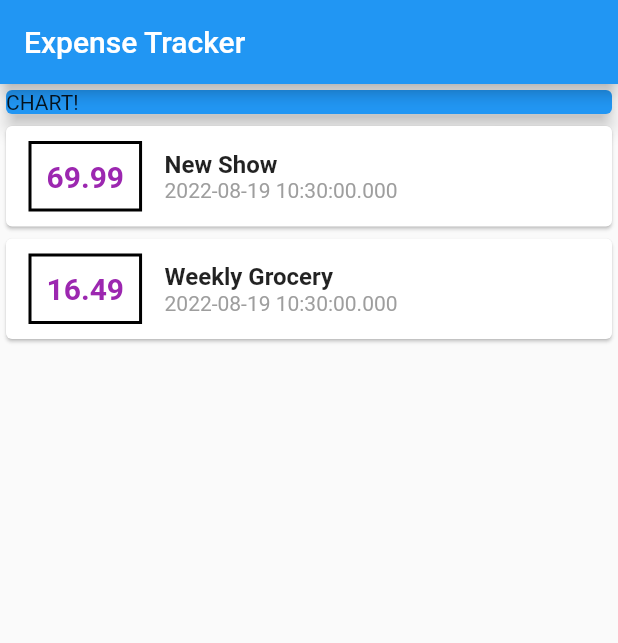
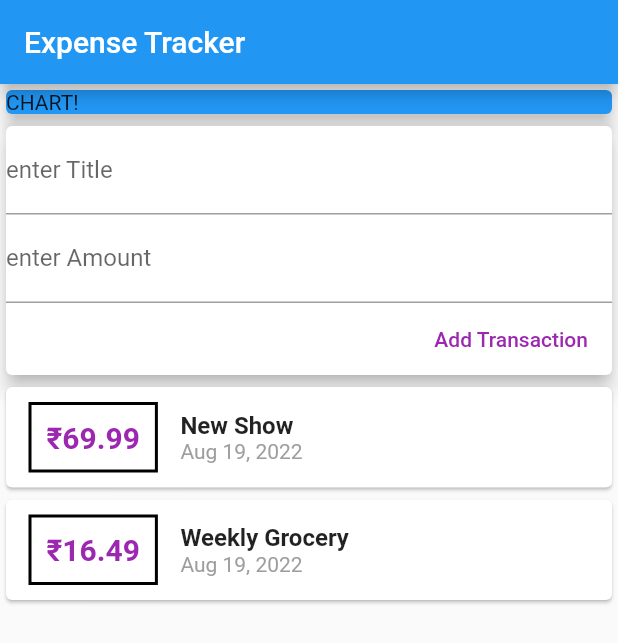
Before and after one commit to anowarsayed5044/exense_tracker, a Flutter app: the screen it shows after launch, on a phone screen of 412 x 824 dp. Shown: the top 643 px of the screen. Run offline on Flutter 3.47's test engine with Material 2 defaults, Android fonts, the phone set to English and light mode, and no system bars.

Commit message:
Listview with Children

```diff
--- a/lib/main.dart
+++ b/lib/main.dart
@@ -1,6 +1,6 @@
 import 'package:flutter/material.dart';
 
-import './transaction.dart';
+import 'package:exense_tracker/widgets/user_transaction.dart';
 
 void main() {
   runApp(const MyApp());
@@ -21,12 +21,8 @@ class MyApp extends StatelessWidget {
 class MyHomePage extends StatelessWidget {
   MyHomePage({Key? key}) : super(key: key);
 
-  final List<Transaction> transactions = [
-    Transaction(
-        id: 't1', title: 'New Show', amount: 69.99, date: DateTime.now()),
-    Transaction(
-        id: 't2', title: 'Weekly Grocery', amount: 16.49, date: DateTime.now()),
-  ];
+  String titleInput = '';
+  String amountInput = '';
 
   @override
   Widget build(BuildContext context) {
@@ -44,51 +40,7 @@ class MyHomePage extends StatelessWidget {
                   child: Text("CHART!"),
                 ),
               ),
-            Column(
-              crossAxisAlignment: CrossAxisAlignment.center,
-              mainAxisAlignment: MainAxisAlignment.center,
-              children: transactions.map((tx) {
-                return Card(
-                  child: Row(
-                    children: [
-                      Container(
-                        margin: const EdgeInsets.symmetric(
-                            vertical: 10, horizontal: 15),
-                        decoration: BoxDecoration(
-                          border: Border.all(color: Colors.black, width: 2),
-                        ),
-                        padding: const EdgeInsets.all(10),
-                        child: Text(
-                          tx.amount.toString(),
-                          style: const TextStyle(
-                              fontWeight: FontWeight.bold,
-                              fontSize: 20,
-                              color: Colors.purple),
-                        ),
-                      ),
-                      Column(
-                        crossAxisAlignment: CrossAxisAlignment.start,
-                        children: [
-                          Text(
-                            tx.title,
-                            style: const TextStyle(
-                              fontWeight: FontWeight.bold,
-                              fontSize: 16,
-                            ),
-                          ),
-                          Text(
-                            tx.date.toString(),
-                            style: const TextStyle(
-                              color: Colors.grey
-                            ),
-                          ),
-                        ],
-                      )
-                    ],
-                  ),
-                );
-              }).toList(),
-            )
+              const UserTransactions(),
             ],
         ));
   }
--- /dev/null
+++ b/lib/widgets/new_transaction.dart
@@ -0,0 +1,41 @@
+import 'package:flutter/material.dart';
+
+class NewTransaction extends StatelessWidget {
+  final titleController = TextEditingController();
+  final amountController = TextEditingController();
+  final Function addTx;
+
+  NewTransaction({required this.addTx, Key? key}) : super(key: key);
+
+  @override
+  Widget build(BuildContext context) {
+    return Card(
+      elevation: 5,
+      child: Column(
+        crossAxisAlignment: CrossAxisAlignment.end,
+        children: [
+          TextField(
+            decoration: const InputDecoration(
+              labelText: "enter Title",
+            ),
+            controller: titleController,
+          ),
+          TextField(
+            decoration: const InputDecoration(
+              labelText: "enter Amount",
+            ),
+            controller: amountController,
+          ),
+          FlatButton(
+            onPressed: () {
+              print("called");
+              addTx(titleController.text, double.parse(amountController.text));
+            },
+            textColor: Colors.purple,
+            child: const Text("Add Transaction"),
+          ),
+        ],
+      ),
+    );
+  }
+}
--- /dev/null
+++ b/lib/widgets/transaction_list.dart
@@ -0,0 +1,61 @@
+import 'package:flutter/material.dart';
+import 'package:intl/intl.dart';
+
+import '../models/transaction.dart';
+
+
+class TransactionList extends StatelessWidget {
+  final List<Transaction> userTransactions;
+
+  const TransactionList({required this.userTransactions,Key? key}) : super(key: key);
+
+  @override
+  Widget build(BuildContext context) {
+    return Container(
+      height: 495,
+      child: ListView(
+        children: userTransactions.map((tx) {
+          return Card(
+            child: Row(
+              children: [
+                Container(
+                  margin: const EdgeInsets.symmetric(
+                      vertical: 10, horizontal: 15),
+                  decoration: BoxDecoration(
+                    border: Border.all(color: Colors.black, width: 2),
+                  ),
+                  padding: const EdgeInsets.all(10),
+                  child: Text(
+                    '₹${tx.amount}',
+                    style: const TextStyle(
+                        fontWeight: FontWeight.bold,
+                        fontSize: 20,
+                        color: Colors.purple),
+                  ),
+                ),
+                Column(
+                  crossAxisAlignment: CrossAxisAlignment.start,
+                  children: [
+                    Text(
+                      tx.title,
+                      style: const TextStyle(
+                        fontWeight: FontWeight.bold,
+                        fontSize: 16,
+                      ),
+                    ),
+                    Text(
+                      DateFormat.yMMMd().format(tx.date),
+                      style: const TextStyle(
+                          color: Colors.grey
+                      ),
+                    ),
+                  ],
+                )
+              ],
+            ),
+          );
+        }).toList(),
+      ),
+    );
+  }
+}
--- /dev/null
+++ b/lib/widgets/user_transaction.dart
@@ -0,0 +1,36 @@
+import 'package:exense_tracker/widgets/new_transaction.dart';
+import 'package:exense_tracker/widgets/transaction_list.dart';
+import 'package:flutter/material.dart';
+
+import '../models/transaction.dart';
+
+class UserTransactions extends StatefulWidget {
+  const UserTransactions({Key? key}) : super(key: key);
+
+  @override
+  State<UserTransactions> createState() => _UserTransactionsState();
+}
+
+class _UserTransactionsState extends State<UserTransactions> {
+  final List<Transaction> _userTransactions = [
+    Transaction(id: 't1', title: 'New Show', amount: 69.99, date: DateTime.now()),
+    Transaction(id: 't2', title: 'Weekly Grocery', amount: 16.49, date: DateTime.now()),
+  ];
+
+  void _addTransaction(String txTitle, double txAmount){
+    final newTx = Transaction(id: DateTime.now().toString(), title: txTitle, amount: txAmount, date: DateTime.now());
+    setState(() {
+      _userTransactions.add(newTx);
+    });
+  }
+
+  @override
+  Widget build(BuildContext context) {
+    return Column(
+      children: [
+        NewTransaction(addTx: _addTransaction),
+        TransactionList(userTransactions: _userTransactions),
+      ],
+    );
+  }
+}
--- a/pubspec.yaml
+++ b/pubspec.yaml
@@ -34,6 +34,7 @@ dependencies:
   # The following adds the Cupertino Icons font to your application.
   # Use with the CupertinoIcons class for iOS style icons.
   cupertino_icons: ^1.0.2
+  intl: ^0.17.0
 
 dev_dependencies:
   flutter_test:
```
Also changed, not shown: lib/models/transaction.dart (renamed from lib/transaction.dart), pubspec.lock. Lines whose indentation alone changed are shown as unchanged.
